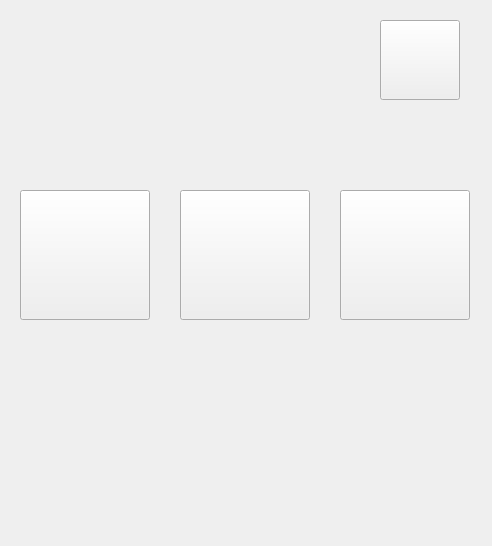
Before: the Qt Designer form hypcamapp.ui in JairoSalazarV/HypCamApp, drawn with Qt 5.
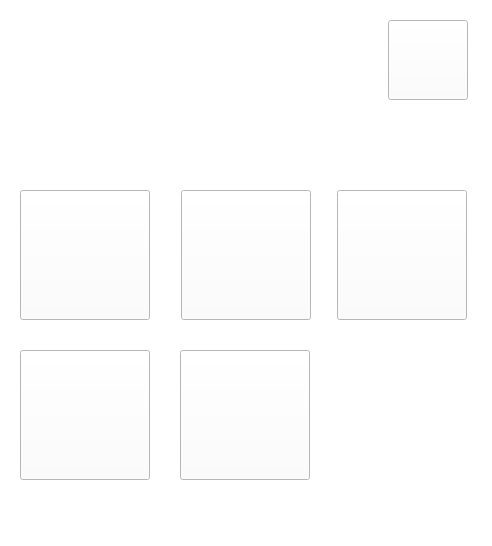
After: the same form once the commit is applied. Icons and pictures are not drawn.

```diff
--- a/hypcamapp.ui
+++ b/hypcamapp.ui
@@ -10,6 +10,421 @@
     <height>546</height>
    </rect>
   </property>
+  <property name="palette">
+   <palette>
+    <active>
+     <colorrole role="WindowText">
+      <brush brushstyle="SolidPattern">
+       <color alpha="255">
+        <red>0</red>
+        <green>0</green>
+        <blue>0</blue>
+       </color>
+      </brush>
+     </colorrole>
+     <colorrole role="Button">
+      <brush brushstyle="SolidPattern">
+       <color alpha="255">
+        <red>255</red>
+        <green>255</green>
+        <blue>255</blue>
+       </color>
+      </brush>
+     </colorrole>
+     <colorrole role="Light">
+      <brush brushstyle="SolidPattern">
+       <color alpha="255">
+        <red>255</red>
+        <green>255</green>
+        <blue>255</blue>
+       </color>
+      </brush>
+     </colorrole>
+     <colorrole role="Midlight">
+      <brush brushstyle="SolidPattern">
+       <color alpha="255">
+        <red>255</red>
+        <green>255</green>
+        <blue>255</blue>
+       </color>
+      </brush>
+     </colorrole>
+     <colorrole role="Dark">
+      <brush brushstyle="SolidPattern">
+       <color alpha="255">
+        <red>127</red>
+        <green>127</green>
+        <blue>127</blue>
+       </color>
+      </brush>
+     </colorrole>
+     <colorrole role="Mid">
+      <brush brushstyle="SolidPattern">
+       <color alpha="255">
+        <red>170</red>
+        <green>170</green>
+        <blue>170</blue>
+       </color>
+      </brush>
+     </colorrole>
+     <colorrole role="Text">
+      <brush brushstyle="SolidPattern">
+       <color alpha="255">
+        <red>0</red>
+        <green>0</green>
+        <blue>0</blue>
+       </color>
+      </brush>
+     </colorrole>
+     <colorrole role="BrightText">
+      <brush brushstyle="SolidPattern">
+       <color alpha="255">
+        <red>255</red>
+        <green>255</green>
+        <blue>255</blue>
+       </color>
+      </brush>
+     </colorrole>
+     <colorrole role="ButtonText">
+      <brush brushstyle="SolidPattern">
+       <color alpha="255">
+        <red>0</red>
+        <green>0</green>
+        <blue>0</blue>
+       </color>
+      </brush>
+     </colorrole>
+     <colorrole role="Base">
+      <brush brushstyle="SolidPattern">
+       <color alpha="255">
+        <red>255</red>
+        <green>255</green>
+        <blue>255</blue>
+       </color>
+      </brush>
+     </colorrole>
+     <colorrole role="Window">
+      <brush brushstyle="SolidPattern">
+       <color alpha="255">
+        <red>255</red>
+        <green>255</green>
+        <blue>255</blue>
+       </color>
+      </brush>
+     </colorrole>
+     <colorrole role="Shadow">
+      <brush brushstyle="SolidPattern">
+       <color alpha="255">
+        <red>0</red>
+        <green>0</green>
+        <blue>0</blue>
+       </color>
+      </brush>
+     </colorrole>
+     <colorrole role="AlternateBase">
+      <brush brushstyle="SolidPattern">
+       <color alpha="255">
+        <red>255</red>
+        <green>255</green>
+        <blue>255</blue>
+       </color>
+      </brush>
+     </colorrole>
+     <colorrole role="ToolTipBase">
+      <brush brushstyle="SolidPattern">
+       <color alpha="255">
+        <red>255</red>
+        <green>255</green>
+        <blue>220</blue>
+       </color>
+      </brush>
+     </colorrole>
+     <colorrole role="ToolTipText">
+      <brush brushstyle="SolidPattern">
+       <color alpha="255">
+        <red>0</red>
+        <green>0</green>
+        <blue>0</blue>
+       </color>
+      </brush>
+     </colorrole>
+    </active>
+    <inactive>
+     <colorrole role="WindowText">
+      <brush brushstyle="SolidPattern">
+       <color alpha="255">
+        <red>0</red>
+        <green>0</green>
+        <blue>0</blue>
+       </color>
+      </brush>
+     </colorrole>
+     <colorrole role="Button">
+      <brush brushstyle="SolidPattern">
+       <color alpha="255">
+        <red>255</red>
+        <green>255</green>
+        <blue>255</blue>
+       </color>
+      </brush>
+     </colorrole>
+     <colorrole role="Light">
+      <brush brushstyle="SolidPattern">
+       <color alpha="255">
+        <red>255</red>
+        <green>255</green>
+        <blue>255</blue>
+       </color>
+      </brush>
+     </colorrole>
+     <colorrole role="Midlight">
+      <brush brushstyle="SolidPattern">
+       <color alpha="255">
+        <red>255</red>
+        <green>255</green>
+        <blue>255</blue>
+       </color>
+      </brush>
+     </colorrole>
+     <colorrole role="Dark">
+      <brush brushstyle="SolidPattern">
+       <color alpha="255">
+        <red>127</red>
+        <green>127</green>
+        <blue>127</blue>
+       </color>
+      </brush>
+     </colorrole>
+     <colorrole role="Mid">
+      <brush brushstyle="SolidPattern">
+       <color alpha="255">
+        <red>170</red>
+        <green>170</green>
+        <blue>170</blue>
+       </color>
+      </brush>
+     </colorrole>
+     <colorrole role="Text">
+      <brush brushstyle="SolidPattern">
+       <color alpha="255">
+        <red>0</red>
+        <green>0</green>
+        <blue>0</blue>
+       </color>
+      </brush>
+     </colorrole>
+     <colorrole role="BrightText">
+      <brush brushstyle="SolidPattern">
+       <color alpha="255">
+        <red>255</red>
+        <green>255</green>
+        <blue>255</blue>
+       </color>
+      </brush>
+     </colorrole>
+     <colorrole role="ButtonText">
+      <brush brushstyle="SolidPattern">
+       <color alpha="255">
+        <red>0</red>
+        <green>0</green>
+        <blue>0</blue>
+       </color>
+      </brush>
+     </colorrole>
+     <colorrole role="Base">
+      <brush brushstyle="SolidPattern">
+       <color alpha="255">
+        <red>255</red>
+        <green>255</green>
+        <blue>255</blue>
+       </color>
+      </brush>
+     </colorrole>
+     <colorrole role="Window">
+      <brush brushstyle="SolidPattern">
+       <color alpha="255">
+        <red>255</red>
+        <green>255</green>
+        <blue>255</blue>
+       </color>
+      </brush>
+     </colorrole>
+     <colorrole role="Shadow">
+      <brush brushstyle="SolidPattern">
+       <color alpha="255">
+        <red>0</red>
+        <green>0</green>
+        <blue>0</blue>
+       </color>
+      </brush>
+     </colorrole>
+     <colorrole role="AlternateBase">
+      <brush brushstyle="SolidPattern">
+       <color alpha="255">
+        <red>255</red>
+        <green>255</green>
+        <blue>255</blue>
+       </color>
+      </brush>
+     </colorrole>
+     <colorrole role="ToolTipBase">
+      <brush brushstyle="SolidPattern">
+       <color alpha="255">
+        <red>255</red>
+        <green>255</green>
+        <blue>220</blue>
+       </color>
+      </brush>
+     </colorrole>
+     <colorrole role="ToolTipText">
+      <brush brushstyle="SolidPattern">
+       <color alpha="255">
+        <red>0</red>
+        <green>0</green>
+        <blue>0</blue>
+       </color>
+      </brush>
+     </colorrole>
+    </inactive>
+    <disabled>
+     <colorrole role="WindowText">
+      <brush brushstyle="SolidPattern">
+       <color alpha="255">
+        <red>127</red>
+        <green>127</green>
+        <blue>127</blue>
+       </color>
+      </brush>
+     </colorrole>
+     <colorrole role="Button">
+      <brush brushstyle="SolidPattern">
+       <color alpha="255">
+        <red>255</red>
+        <green>255</green>
+        <blue>255</blue>
+       </color>
+      </brush>
+     </colorrole>
+     <colorrole role="Light">
+      <brush brushstyle="SolidPattern">
+       <color alpha="255">
+        <red>255</red>
+        <green>255</green>
+        <blue>255</blue>
+       </color>
+      </brush>
+     </colorrole>
+     <colorrole role="Midlight">
+      <brush brushstyle="SolidPattern">
+       <color alpha="255">
+        <red>255</red>
+        <green>255</green>
+        <blue>255</blue>
+       </color>
+      </brush>
+     </colorrole>
+     <colorrole role="Dark">
+      <brush brushstyle="SolidPattern">
+       <color alpha="255">
+        <red>127</red>
+        <green>127</green>
+        <blue>127</blue>
+       </color>
+      </brush>
+     </colorrole>
+     <colorrole role="Mid">
+      <brush brushstyle="SolidPattern">
+       <color alpha="255">
+        <red>170</red>
+        <green>170</green>
+        <blue>170</blue>
+       </color>
+      </brush>
+     </colorrole>
+     <colorrole role="Text">
+      <brush brushstyle="SolidPattern">
+       <color alpha="255">
+        <red>127</red>
+        <green>127</green>
+        <blue>127</blue>
+       </color>
+      </brush>
+     </colorrole>
+     <colorrole role="BrightText">
+      <brush brushstyle="SolidPattern">
+       <color alpha="255">
+        <red>255</red>
+        <green>255</green>
+        <blue>255</blue>
+       </color>
+      </brush>
+     </colorrole>
+     <colorrole role="ButtonText">
+      <brush brushstyle="SolidPattern">
+       <color alpha="255">
+        <red>127</red>
+        <green>127</green>
+        <blue>127</blue>
+       </color>
+      </brush>
+     </colorrole>
+     <colorrole role="Base">
+      <brush brushstyle="SolidPattern">
+       <color alpha="255">
+        <red>255</red>
+        <green>255</green>
+        <blue>255</blue>
+       </color>
+      </brush>
+     </colorrole>
+     <colorrole role="Window">
+      <brush brushstyle="SolidPattern">
+       <color alpha="255">
+        <red>255</red>
+        <green>255</green>
+        <blue>255</blue>
+       </color>
+      </brush>
+     </colorrole>
+     <colorrole role="Shadow">
+      <brush brushstyle="SolidPattern">
+       <color alpha="255">
+        <red>0</red>
+        <green>0</green>
+        <blue>0</blue>
+       </color>
+      </brush>
+     </colorrole>
+     <colorrole role="AlternateBase">
+      <brush brushstyle="SolidPattern">
+       <color alpha="255">
+        <red>255</red>
+        <green>255</green>
+        <blue>255</blue>
+       </color>
+      </brush>
+     </colorrole>
+     <colorrole role="ToolTipBase">
+      <brush brushstyle="SolidPattern">
+       <color alpha="255">
+        <red>255</red>
+        <green>255</green>
+        <blue>220</blue>
+       </color>
+      </brush>
+     </colorrole>
+     <colorrole role="ToolTipText">
+      <brush brushstyle="SolidPattern">
+       <color alpha="255">
+        <red>0</red>
+        <green>0</green>
+        <blue>0</blue>
+       </color>
+      </brush>
+     </colorrole>
+    </disabled>
+   </palette>
+  </property>
   <property name="windowTitle">
    <string>HypCamApp</string>
   </property>
@@ -84,7 +499,7 @@
    <widget class="QPushButton" name="pbShutdown">
     <property name="geometry">
      <rect>
-      <x>380</x>
+      <x>388</x>
       <y>20</y>
       <width>80</width>
       <height>80</height>
@@ -151,7 +566,7 @@
    <widget class="QPushButton" name="pbSettings">
     <property name="geometry">
      <rect>
-      <x>180</x>
+      <x>181</x>
       <y>190</y>
       <width>130</width>
       <height>130</height>
@@ -219,7 +634,74 @@
    <widget class="QPushButton" name="pbVideo">
     <property name="geometry">
      <rect>
-      <x>340</x>
+      <x>20</x>
+      <y>350</y>
+      <width>130</width>
+      <height>130</height>
+     </rect>
+    </property>
+    <property name="palette">
+     <palette>
+      <active>
+       <colorrole role="Light">
+        <brush brushstyle="SolidPattern">
+         <color alpha="255">
+          <red>238</red>
+          <green>238</green>
+          <blue>236</blue>
+         </color>
+        </brush>
+       </colorrole>
+      </active>
+      <inactive>
+       <colorrole role="Light">
+        <brush brushstyle="SolidPattern">
+         <color alpha="255">
+          <red>238</red>
+          <green>238</green>
+          <blue>236</blue>
+         </color>
+        </brush>
+       </colorrole>
+      </inactive>
+      <disabled>
+       <colorrole role="Light">
+        <brush brushstyle="SolidPattern">
+         <color alpha="255">
+          <red>238</red>
+          <green>238</green>
+          <blue>236</blue>
+         </color>
+        </brush>
+       </colorrole>
+      </disabled>
+     </palette>
+    </property>
+    <property name="whatsThis">
+     <string>&lt;html&gt;&lt;head/&gt;&lt;body&gt;&lt;p&gt;Camera connection&lt;/p&gt;&lt;/body&gt;&lt;/html&gt;</string>
+    </property>
+    <property name="autoFillBackground">
+     <bool>true</bool>
+    </property>
+    <property name="text">
+     <string/>
+    </property>
+    <property name="icon">
+     <iconset resource="images.qrc">
+      <normaloff>:/androidImages/Video.png</normaloff>
+      <disabledoff>:/androidImages/camConnection.png</disabledoff>:/androidImages/Video.png</iconset>
+    </property>
+    <property name="iconSize">
+     <size>
+      <width>130</width>
+      <height>130</height>
+     </size>
+    </property>
+   </widget>
+   <widget class="QPushButton" name="pbCreateFile">
+    <property name="geometry">
+     <rect>
+      <x>337</x>
       <y>190</y>
       <width>130</width>
       <height>130</height>
@@ -272,9 +754,76 @@
      <string/>
     </property>
     <property name="icon">
-     <iconset>
-      <normaloff>:/imagenInte/zoom-in.png</normaloff>
-      <disabledoff>:/androidImages/camConnection.png</disabledoff>:/imagenInte/zoom-in.png</iconset>
+     <iconset resource="images.qrc">
+      <normaloff>:/androidImages/newFile.png</normaloff>
+      <disabledoff>:/androidImages/camConnection.png</disabledoff>:/androidImages/newFile.png</iconset>
+    </property>
+    <property name="iconSize">
+     <size>
+      <width>130</width>
+      <height>130</height>
+     </size>
+    </property>
+   </widget>
+   <widget class="QPushButton" name="pbSnapshot">
+    <property name="geometry">
+     <rect>
+      <x>180</x>
+      <y>350</y>
+      <width>130</width>
+      <height>130</height>
+     </rect>
+    </property>
+    <property name="palette">
+     <palette>
+      <active>
+       <colorrole role="Light">
+        <brush brushstyle="SolidPattern">
+         <color alpha="255">
+          <red>238</red>
+          <green>238</green>
+          <blue>236</blue>
+         </color>
+        </brush>
+       </colorrole>
+      </active>
+      <inactive>
+       <colorrole role="Light">
+        <brush brushstyle="SolidPattern">
+         <color alpha="255">
+          <red>238</red>
+          <green>238</green>
+          <blue>236</blue>
+         </color>
+        </brush>
+       </colorrole>
+      </inactive>
+      <disabled>
+       <colorrole role="Light">
+        <brush brushstyle="SolidPattern">
+         <color alpha="255">
+          <red>238</red>
+          <green>238</green>
+          <blue>236</blue>
+         </color>
+        </brush>
+       </colorrole>
+      </disabled>
+     </palette>
+    </property>
+    <property name="whatsThis">
+     <string>&lt;html&gt;&lt;head/&gt;&lt;body&gt;&lt;p&gt;Camera connection&lt;/p&gt;&lt;/body&gt;&lt;/html&gt;</string>
+    </property>
+    <property name="autoFillBackground">
+     <bool>true</bool>
+    </property>
+    <property name="text">
+     <string/>
+    </property>
+    <property name="icon">
+     <iconset resource="images.qrc">
+      <normaloff>:/androidImages/photo.png</normaloff>
+      <disabledoff>:/androidImages/camConnection.png</disabledoff>:/androidImages/photo.png</iconset>
     </property>
     <property name="iconSize">
      <size>
```
Left out of the diff: 8 changed lines with no effect on the pictures.
